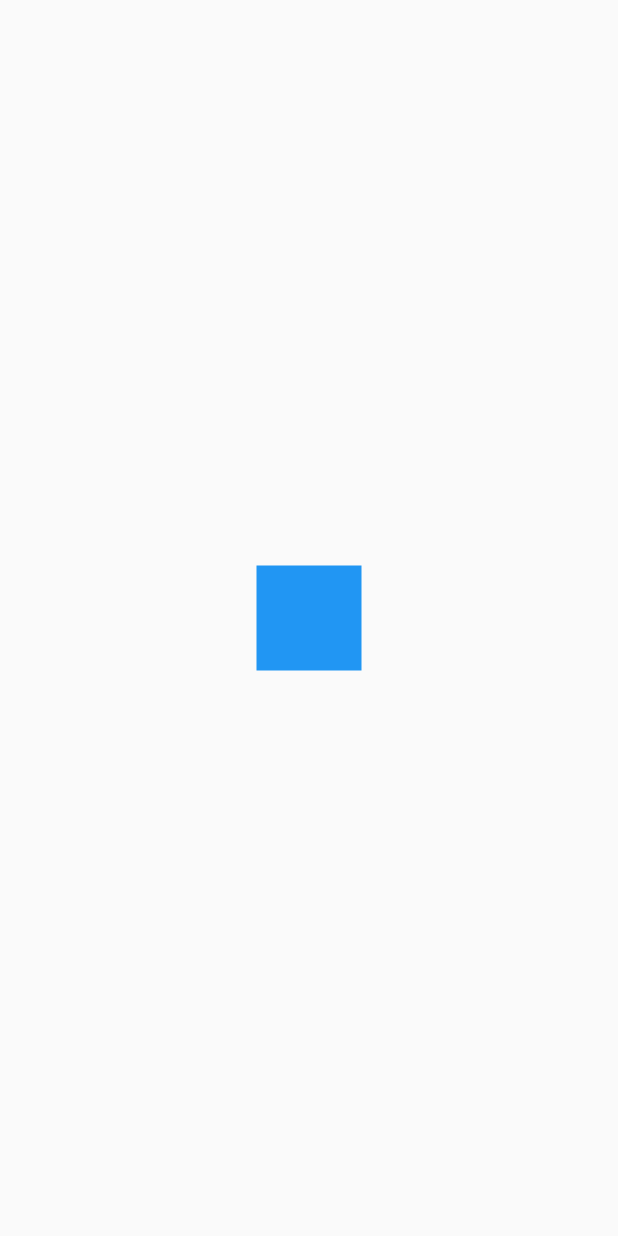
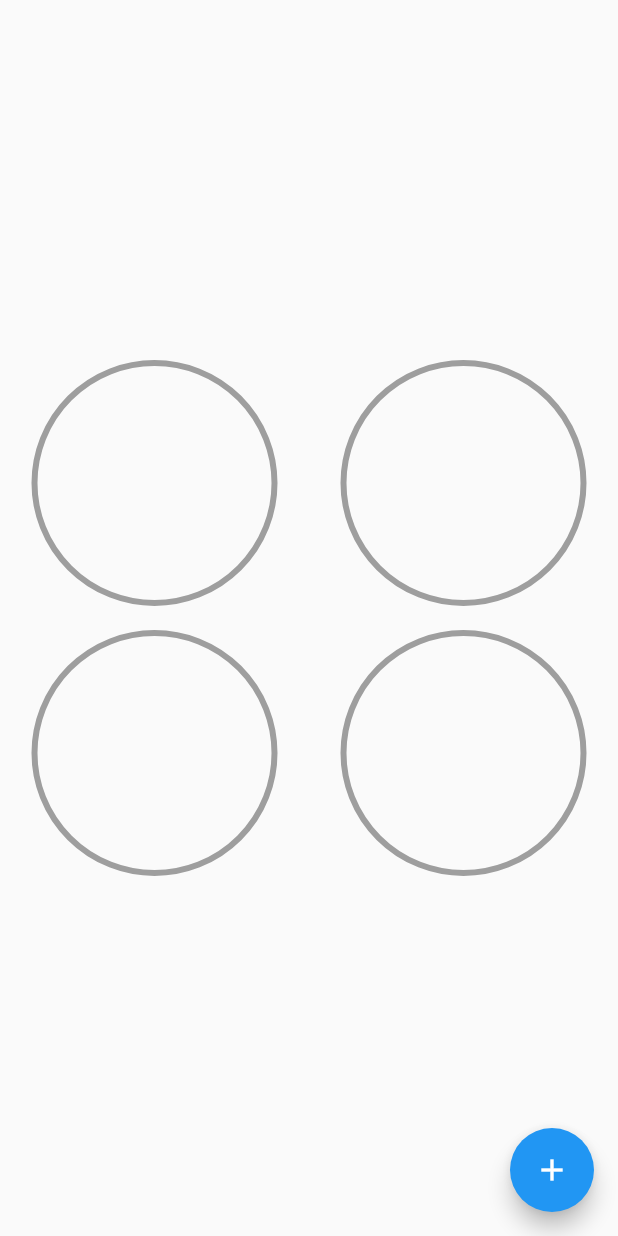
Before and after one commit to andreesgarcia2013/fl_boxes, a Flutter app: the screen it shows after launch, on a phone screen of 412 x 824 dp. Run offline on Flutter 3.47's test engine with Material 2 defaults, Android fonts, the phone set to English and light mode, and no system bars.

Commit message:
Seccion 4 finalizada

```diff
--- a/lib/main.dart
+++ b/lib/main.dart
@@ -1,5 +1,7 @@
 import 'package:fl_boxes/challenge/cuadrado_animado_screen.dart';
 import 'package:fl_boxes/pages/animated_screen.dart';
+import 'package:fl_boxes/pages/graficas_circulares_page.dart';
+
 import 'package:flutter/material.dart';
 
 void main() => runApp(const MyApp());
@@ -12,7 +14,7 @@ class MyApp extends StatelessWidget {
     return MaterialApp(
       debugShowCheckedModeBanner: false,
       title: 'Material App',
-      home: CuadradoAnimadoScreen()
+      home: GraficasCircularesScreen()
     );
   }
 }
--- /dev/null
+++ b/lib/pages/graficas_circulares_page.dart
@@ -0,0 +1,70 @@
+import 'package:fl_boxes/widgets/radial_progress.dart';
+import 'package:flutter/material.dart';
+
+class GraficasCircularesScreen extends StatefulWidget {
+
+  const GraficasCircularesScreen({Key? key}) : super(key: key);
+
+  @override
+  State<GraficasCircularesScreen> createState() => _GraficasCircularesScreenState();
+}
+
+class _GraficasCircularesScreenState extends State<GraficasCircularesScreen> {
+
+  double porcentaje=0.0;
+  @override
+  Widget build(BuildContext context) {
+    return Scaffold(
+      body: Column(
+          mainAxisAlignment: MainAxisAlignment.center,
+           children: [
+             Row(
+              mainAxisAlignment: MainAxisAlignment.spaceAround,
+              children: [
+                CustomRadialProgress(porcentaje: porcentaje, color: Colors.orange,),
+                CustomRadialProgress(porcentaje: porcentaje, color: Colors.blue,),
+              ],
+             ),
+             Row(
+              mainAxisAlignment: MainAxisAlignment.spaceAround,
+              children: [
+                CustomRadialProgress(porcentaje: porcentaje, color: Colors.brown,),
+                CustomRadialProgress(porcentaje: porcentaje, color: Colors.pink,),
+              ],
+             )
+           ],
+      ),
+      floatingActionButton: FloatingActionButton(onPressed: () {
+        setState(() {
+          porcentaje+=10;
+          if (porcentaje>100) {
+            porcentaje=0;
+          }
+        });
+      }, child: Icon(Icons.add),),
+    );
+  }
+}
+
+class CustomRadialProgress extends StatelessWidget {
+  final Color color;
+  const CustomRadialProgress({
+    super.key,
+    required this.porcentaje, required this.color,
+  });
+
+  final double porcentaje;
+
+  @override
+  Widget build(BuildContext context) {
+    return Container(
+     height: 180,
+     width: 180,
+     // child: Text('$porcentaje%' ,style: TextStyle(fontSize: 40.0),),
+     child: RadialProgress(
+       porcentaje:porcentaje,
+       colorPrimario:color,
+     ),
+    );
+  }
+}
--- /dev/null
+++ b/lib/widgets/radial_progress.dart
@@ -0,0 +1,98 @@
+import 'dart:math';
+
+import 'package:flutter/material.dart';
+class RadialProgress extends StatefulWidget {
+  final porcentaje;
+  final Color colorPrimario;
+  final Color colorSecondary;
+  final double grosorPrimary;
+  final double grosorSecondary;
+
+  const RadialProgress({required this.porcentaje,  this.colorPrimario=Colors.blue, this.colorSecondary=Colors.grey, this.grosorSecondary=4.0, this.grosorPrimary=10.0});
+
+  @override
+  State<RadialProgress> createState() => _RadialProgressState();
+}
+
+class _RadialProgressState extends State<RadialProgress> with SingleTickerProviderStateMixin {
+  late AnimationController controller;
+  late double porcentajeAnterior;
+
+  @override
+  void initState() {
+    porcentajeAnterior=widget.porcentaje;
+    controller=new AnimationController(vsync: this, duration: Duration(milliseconds: 300));
+    super.initState();
+  }
+
+  @override
+  void dispose() {
+    controller.dispose();
+    super.dispose();
+  }
+
+  @override
+  Widget build(BuildContext context) {
+    controller.forward(from: 0.0);
+    final diferenciaAnimar=widget.porcentaje-porcentajeAnterior;
+    porcentajeAnterior=widget.porcentaje;
+    return AnimatedBuilder(
+      animation: controller,
+      builder: (context, child) {
+        return Container(
+          padding: const EdgeInsets.all(10),
+          width: double.infinity,
+          height: double.infinity,
+          child: CustomPaint(
+            painter: _MiRadialProgress((widget.porcentaje-diferenciaAnimar)+(diferenciaAnimar*controller.value), widget.colorPrimario, widget.colorSecondary, widget.grosorSecondary, widget.grosorPrimary),
+          ),
+        );
+      },
+    );
+
+  }
+}
+
+class _MiRadialProgress extends CustomPainter {
+  final porcentaje;
+  final Color colorPrimario;
+  final Color colorSecondary;
+  final double grosorSecondary;
+  final double grosorPrimary;
+  _MiRadialProgress(this.porcentaje, this.colorPrimario, this.colorSecondary, this.grosorSecondary, this.grosorPrimary);
+  @override
+  void paint(Canvas canvas, Size size) {
+
+    // TODO: implement paint
+    final paint =new Paint()
+    ..strokeWidth=grosorSecondary
+    ..color=Colors.grey
+    ..style=PaintingStyle.stroke;
+
+    final Offset center=new Offset(size.width*0.5, size.height*0.5);
+    final double radio=min(size.width*0.5, size.height*0.5);
+    canvas.drawCircle(center, radio, paint);
+
+    //arco
+    final paintArco =new Paint()
+    ..strokeWidth=grosorPrimary
+    ..color=colorPrimario
+    ..strokeCap=StrokeCap.round
+    ..style=PaintingStyle.stroke;
+
+    //Parte que se debe llenar
+
+    double arcAngle=2*pi*(porcentaje/100);
+
+    canvas.drawArc(
+      Rect.fromCircle(center: center, radius: radio),
+      -pi/2,
+      arcAngle,
+      false,
+      paintArco);
+  }
+
+  @override
+  bool shouldRepaint(covariant CustomPainter oldDelegate) =>true;
+
+}
```
Also changed, not shown: lib/labs/circulas_progress_screen.dart (added, +105 -0 lines).
